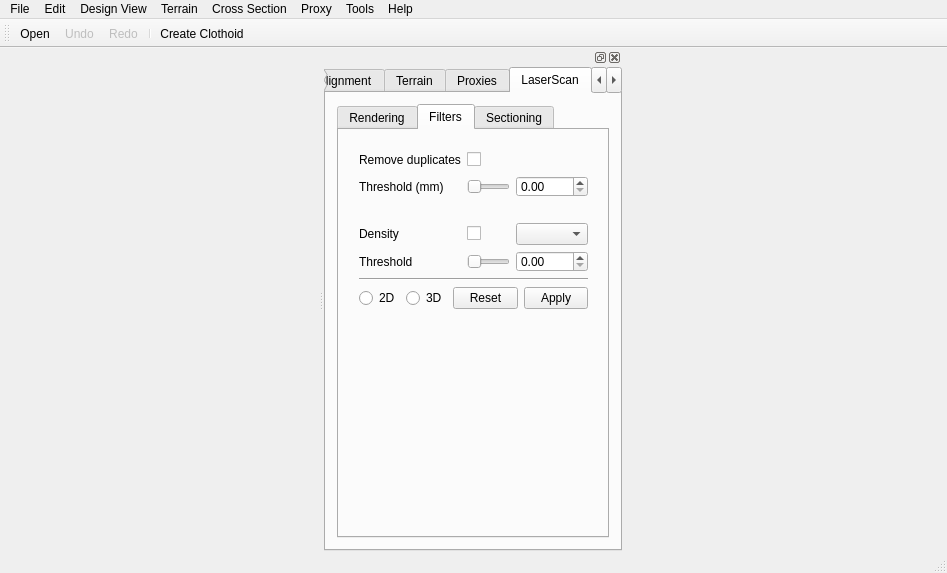
This is src/OpenInfraPlatform/Forms/MainWindow.ui in tumcms/Open-Infra-Platform as Qt 5 draws it before an edit. The edited form follows.
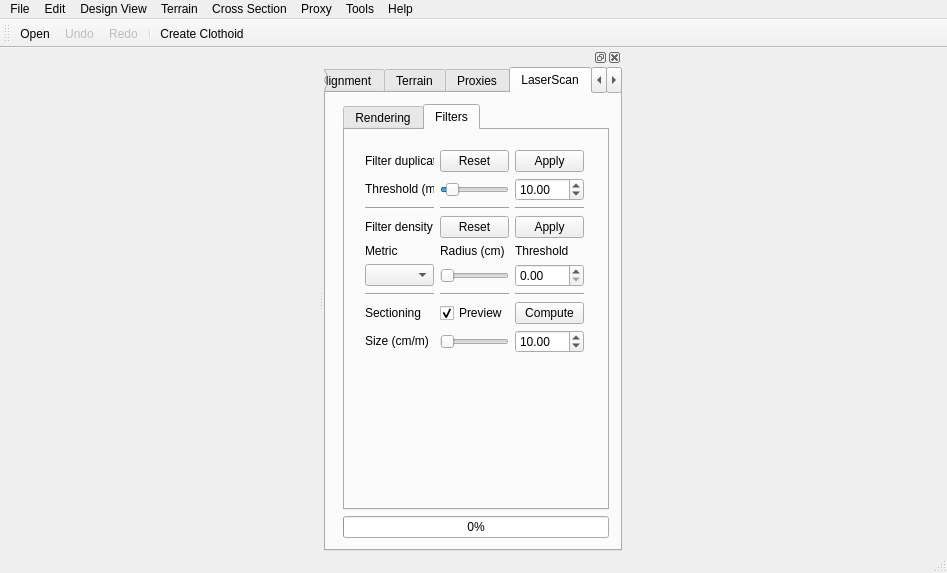
This is the edited form. The open tabs and pages were chosen to show the change. Icons and pictures are not drawn.

Commit message: Added point cloud filtering and integrated it into the UI.

What changed in the file:
```diff
--- a/src/OpenInfraPlatform/Forms/MainWindow.ui
+++ b/src/OpenInfraPlatform/Forms/MainWindow.ui
@@ -176,7 +176,7 @@
       <property name="fieldGrowthPolicy">
        <enum>QFormLayout::AllNonFixedFieldsGrow</enum>
       </property>
-      <item row="4" column="0" colspan="2">
+      <item row="3" column="1">
        <widget class="QTabWidget" name="tabPointCloudProcessing">
         <property name="sizePolicy">
          <sizepolicy hsizetype="Expanding" vsizetype="Expanding">
@@ -384,110 +384,135 @@
            <rect>
             <x>9</x>
             <y>9</y>
-            <width>251</width>
-            <height>181</height>
+            <width>241</width>
+            <height>331</height>
            </rect>
           </property>
           <layout class="QVBoxLayout" name="verticalLayout_3">
            <item>
             <layout class="QGridLayout" name="gridLayout_6">
-             <item row="4" column="0">
-              <widget class="QLabel" name="labelFilterDensityThreshold">
+             <item row="7" column="0">
+              <widget class="QLabel" name="label">
                <property name="sizePolicy">
-                <sizepolicy hsizetype="Preferred" vsizetype="Minimum">
+                <sizepolicy hsizetype="Preferred" vsizetype="Fixed">
                  <horstretch>0</horstretch>
                  <verstretch>0</verstretch>
                 </sizepolicy>
                </property>
                <property name="text">
-                <string>Threshold</string>
+                <string>Sectioning</string>
+               </property>
+              </widget>
+             </item>
+             <item row="7" column="1">
+              <widget class="QCheckBox" name="checkBoxPreview">
+               <property name="text">
+                <string>Preview</string>
+               </property>
+               <property name="checked">
+                <bool>true</bool>
+               </property>
+              </widget>
+             </item>
+             <item row="7" column="2">
+              <widget class="QPushButton" name="pushButtonCalculateSections">
+               <property name="text">
+                <string>Compute</string>
+               </property>
+              </widget>
+             </item>
+             <item row="3" column="2">
+              <widget class="QPushButton" name="pushButtonApplyDensityFilter">
+               <property name="text">
+                <string>Apply</string>
+               </property>
+              </widget>
+             </item>
+             <item row="3" column="1">
+              <widget class="QPushButton" name="pushButtonResetDensityFilter">
+               <property name="text">
+                <string>Reset</string>
+               </property>
+              </widget>
+             </item>
+             <item row="5" column="0">
+              <widget class="QComboBox" name="comboBoxFilterDensityMetric">
+               <property name="sizePolicy">
+                <sizepolicy hsizetype="Minimum" vsizetype="Fixed">
+                 <horstretch>0</horstretch>
+                 <verstretch>0</verstretch>
+                </sizepolicy>
+               </property>
+               <property name="currentText">
+                <string/>
+               </property>
+              </widget>
+             </item>
+             <item row="0" column="2">
+              <widget class="QPushButton" name="pushButtonApplyDuplicateFilter">
+               <property name="text">
+                <string>Apply</string>
                </property>
               </widget>
              </item>
              <item row="0" column="0">
               <widget class="QLabel" name="labelRemoveDuplicatePoints">
                <property name="sizePolicy">
-                <sizepolicy hsizetype="Preferred" vsizetype="Minimum">
+                <sizepolicy hsizetype="Minimum" vsizetype="Minimum">
                  <horstretch>0</horstretch>
                  <verstretch>0</verstretch>
                 </sizepolicy>
                </property>
                <property name="text">
-                <string>Remove duplicates</string>
+                <string>Filter duplicates</string>
+               </property>
+              </widget>
+             </item>
+             <item row="1" column="0">
+              <widget class="QLabel" name="labelRemoveDuplicatesThreshold">
+               <property name="sizePolicy">
+                <sizepolicy hsizetype="Minimum" vsizetype="Fixed">
+                 <horstretch>0</horstretch>
+                 <verstretch>0</verstretch>
+                </sizepolicy>
+               </property>
+               <property name="text">
+                <string>Threshold (mm)</string>
                </property>
               </widget>
              </item>
              <item row="3" column="0">
               <widget class="QLabel" name="labelFilterDensity">
                <property name="sizePolicy">
-                <sizepolicy hsizetype="Preferred" vsizetype="Minimum">
+                <sizepolicy hsizetype="Minimum" vsizetype="Minimum">
                  <horstretch>0</horstretch>
                  <verstretch>0</verstretch>
                 </sizepolicy>
                </property>
                <property name="text">
-                <string>Density</string>
+                <string>Filter density</string>
                </property>
               </widget>
              </item>
              <item row="1" column="1">
               <widget class="QSlider" name="horizontalSliderRemoveDuplicatesThreshold">
-               <property name="orientation">
-                <enum>Qt::Horizontal</enum>
+               <property name="value">
+                <number>10</number>
                </property>
-              </widget>
-             </item>
-             <item row="0" column="2">
-              <spacer name="horizontalSpacer_2">
                <property name="orientation">
                 <enum>Qt::Horizontal</enum>
-               </property>
-               <property name="sizeType">
-                <enum>QSizePolicy::Minimum</enum>
-               </property>
-               <property name="sizeHint" stdset="0">
-                <size>
-                 <width>40</width>
-                 <height>20</height>
-                </size>
-               </property>
-              </spacer>
-             </item>
-             <item row="1" column="0">
-              <widget class="QLabel" name="labelRemoveDuplicatesThreshold">
-               <property name="sizePolicy">
-                <sizepolicy hsizetype="Minimum" vsizetype="Minimum">
-                 <horstretch>0</horstretch>
-                 <verstretch>0</verstretch>
-                </sizepolicy>
-               </property>
-               <property name="text">
-                <string>Threshold (mm)</string>
                </property>
               </widget>
              </item>
              <item row="0" column="1">
-              <widget class="QCheckBox" name="checkBoxRemoveDuplicates">
-               <property name="enabled">
-                <bool>true</bool>
-               </property>
-               <property name="contextMenuPolicy">
-                <enum>Qt::NoContextMenu</enum>
-               </property>
+              <widget class="QPushButton" name="pushButtonResetDuplicatesFilter">
                <property name="text">
-                <string/>
+                <string>Reset</string>
                </property>
               </widget>
              </item>
-             <item row="3" column="1">
-              <widget class="QCheckBox" name="checkBoxFilterDensity">
-               <property name="text">
-                <string/>
-               </property>
-              </widget>
-             </item>
-             <item row="4" column="1">
-              <widget class="QSlider" name="horizontalSliderFilterDensityThreshold">
+             <item row="5" column="1">
+              <widget class="QSlider" name="horizontalSliderFilterDensityKernelRadius">
                <property name="orientation">
                 <enum>Qt::Horizontal</enum>
                </property>
@@ -496,166 +521,14 @@
                </property>
               </widget>
              </item>
-             <item row="1" column="2">
-              <widget class="QDoubleSpinBox" name="doubleSpinBoxRemoveDuplicatesThreshold"/>
-             </item>
-             <item row="4" column="2">
+             <item row="5" column="2">
               <widget class="QDoubleSpinBox" name="doubleSpinBoxFilterDensityThreshold"/>
              </item>
-             <item row="3" column="2">
-              <widget class="QComboBox" name="comboBoxFilterDensityMetric">
-               <property name="sizePolicy">
-                <sizepolicy hsizetype="Minimum" vsizetype="Fixed">
-                 <horstretch>0</horstretch>
-                 <verstretch>0</verstretch>
-                </sizepolicy>
-               </property>
-              </widget>
-             </item>
-             <item row="2" column="2">
-              <spacer name="verticalSpacer_4">
-               <property name="orientation">
-                <enum>Qt::Vertical</enum>
-               </property>
-               <property name="sizeType">
-                <enum>QSizePolicy::Fixed</enum>
-               </property>
-               <property name="sizeHint" stdset="0">
-                <size>
-                 <width>10</width>
-                 <height>20</height>
-                </size>
-               </property>
-              </spacer>
-             </item>
-             <item row="2" column="1">
-              <spacer name="verticalSpacer_2">
-               <property name="orientation">
-                <enum>Qt::Vertical</enum>
-               </property>
-               <property name="sizeType">
-                <enum>QSizePolicy::Fixed</enum>
-               </property>
-               <property name="sizeHint" stdset="0">
-                <size>
-                 <width>10</width>
-                 <height>20</height>
-                </size>
-               </property>
-              </spacer>
-             </item>
-             <item row="2" column="0">
-              <spacer name="verticalSpacer_3">
-               <property name="orientation">
-                <enum>Qt::Vertical</enum>
-               </property>
-               <property name="sizeType">
-                <enum>QSizePolicy::Fixed</enum>
-               </property>
-               <property name="sizeHint" stdset="0">
-                <size>
-                 <width>10</width>
-                 <height>20</height>
-                </size>
-               </property>
-              </spacer>
-             </item>
-            </layout>
-           </item>
-           <item>
-            <widget class="Line" name="line_2">
-             <property name="orientation">
-              <enum>Qt::Horizontal</enum>
-             </property>
-            </widget>
-           </item>
-           <item>
-            <layout class="QHBoxLayout" name="horizontalLayout_4">
-             <item>
-              <widget class="QRadioButton" name="radioButtonFilter2D">
-               <property name="toolTip">
-                <string>&lt;html&gt;&lt;head/&gt;&lt;body&gt;&lt;p&gt;Apply filters to 2D sections.&lt;/p&gt;&lt;/body&gt;&lt;/html&gt;</string>
-               </property>
-               <property name="locale">
-                <locale language="English" country="UnitedKingdom"/>
-               </property>
-               <property name="text">
-                <string>2D</string>
-               </property>
-              </widget>
-             </item>
-             <item>
-              <widget class="QRadioButton" name="radioButtonFilter3D">
-               <property name="text">
-                <string>3D</string>
-               </property>
-              </widget>
-             </item>
-             <item>
-              <widget class="QPushButton" name="pushButtonResetFilter">
-               <property name="text">
-                <string>Reset</string>
-               </property>
-              </widget>
-             </item>
-             <item>
-              <widget class="QPushButton" name="pushButtonApplyFilters">
-               <property name="text">
-                <string>Apply</string>
-               </property>
-              </widget>
-             </item>
-            </layout>
-           </item>
-          </layout>
-         </widget>
-        </widget>
-        <widget class="QWidget" name="tabSectioning">
-         <attribute name="title">
-          <string>Sectioning</string>
-         </attribute>
-         <widget class="QWidget" name="verticalLayoutWidget_2">
-          <property name="geometry">
-           <rect>
-            <x>9</x>
-            <y>9</y>
-            <width>251</width>
-            <height>71</height>
-           </rect>
-          </property>
-          <layout class="QVBoxLayout" name="verticalLayout_4">
-           <item>
-            <layout class="QHBoxLayout" name="horizontalLayout_3">
-             <item>
-              <widget class="QCheckBox" name="checkBoxPreview">
-               <property name="text">
-                <string>Preview</string>
-               </property>
-               <property name="checked">
-                <bool>true</bool>
-               </property>
-              </widget>
-             </item>
-             <item>
-              <widget class="QPushButton" name="pushButtonCalculateSections">
-               <property name="text">
-                <string>Compute</string>
-               </property>
-              </widget>
-             </item>
-            </layout>
-           </item>
-           <item>
-            <layout class="QHBoxLayout" name="horizontalLayout_2">
-             <item>
-              <widget class="QLabel" name="labelSectionSize">
-               <property name="text">
-                <string>Size (cm)</string>
-               </property>
-              </widget>
-             </item>
-             <item>
+             <item row="8" column="1">
               <widget class="QSlider" name="horizontalSliderSectionSize">
+               <property name="minimum">
+                <number>1</number>
+               </property>
                <property name="maximum">
                 <number>1000</number>
                </property>
@@ -667,8 +540,38 @@
                </property>
               </widget>
              </item>
-             <item>
+             <item row="1" column="2">
+              <widget class="QDoubleSpinBox" name="doubleSpinBoxRemoveDuplicatesThreshold">
+               <property name="value">
+                <double>10.000000000000000</double>
+               </property>
+              </widget>
+             </item>
+             <item row="8" column="0">
+              <widget class="QLabel" name="labelSectionSize">
+               <property name="sizePolicy">
+                <sizepolicy hsizetype="Preferred" vsizetype="Fixed">
+                 <horstretch>0</horstretch>
+                 <verstretch>0</verstretch>
+                </sizepolicy>
+               </property>
+               <property name="text">
+                <string>Size (cm/m)</string>
+               </property>
+              </widget>
+             </item>
+             <item row="6" column="2">
+              <widget class="Line" name="line_4">
+               <property name="orientation">
+                <enum>Qt::Horizontal</enum>
+               </property>
+              </widget>
+             </item>
+             <item row="8" column="2">
               <widget class="QDoubleSpinBox" name="doubleSpinBoxSectionSize">
+               <property name="minimum">
+                <double>1.000000000000000</double>
+               </property>
                <property name="maximum">
                 <double>1000.000000000000000</double>
                </property>
@@ -680,13 +583,125 @@
                </property>
               </widget>
              </item>
+             <item row="6" column="1">
+              <widget class="Line" name="line_3">
+               <property name="orientation">
+                <enum>Qt::Horizontal</enum>
+               </property>
+              </widget>
+             </item>
+             <item row="6" column="0">
+              <widget class="Line" name="line_2">
+               <property name="sizePolicy">
+                <sizepolicy hsizetype="Minimum" vsizetype="Fixed">
+                 <horstretch>0</horstretch>
+                 <verstretch>0</verstretch>
+                </sizepolicy>
+               </property>
+               <property name="orientation">
+                <enum>Qt::Horizontal</enum>
+               </property>
+              </widget>
+             </item>
+             <item row="2" column="1">
+              <widget class="Line" name="line_6">
+               <property name="orientation">
+                <enum>Qt::Horizontal</enum>
+               </property>
+              </widget>
+             </item>
+             <item row="2" column="2">
+              <widget class="Line" name="line_7">
+               <property name="orientation">
+                <enum>Qt::Horizontal</enum>
+               </property>
+              </widget>
+             </item>
+             <item row="2" column="0">
+              <widget class="Line" name="line_5">
+               <property name="orientation">
+                <enum>Qt::Horizontal</enum>
+               </property>
+              </widget>
+             </item>
+             <item row="4" column="0">
+              <widget class="QLabel" name="label_3">
+               <property name="sizePolicy">
+                <sizepolicy hsizetype="Preferred" vsizetype="Fixed">
+                 <horstretch>0</horstretch>
+                 <verstretch>0</verstretch>
+                </sizepolicy>
+               </property>
+               <property name="text">
+                <string>Metric</string>
+               </property>
+              </widget>
+             </item>
+             <item row="4" column="2">
+              <widget class="QLabel" name="label_4">
+               <property name="sizePolicy">
+                <sizepolicy hsizetype="Preferred" vsizetype="Fixed">
+                 <horstretch>0</horstretch>
+                 <verstretch>0</verstretch>
+                </sizepolicy>
+               </property>
+               <property name="text">
+                <string>Threshold</string>
+               </property>
+              </widget>
+             </item>
+             <item row="4" column="1">
+              <widget class="QLabel" name="label_5">
+               <property name="sizePolicy">
+                <sizepolicy hsizetype="Preferred" vsizetype="Fixed">
+                 <horstretch>0</horstretch>
+                 <verstretch>0</verstretch>
+                </sizepolicy>
+               </property>
+               <property name="text">
+                <string>Radius (cm)</string>
+               </property>
+              </widget>
+             </item>
             </layout>
            </item>
+           <item>
+            <spacer name="verticalSpacer_2">
+             <property name="orientation">
+              <enum>Qt::Vertical</enum>
+             </property>
+             <property name="sizeHint" stdset="0">
+              <size>
+               <width>20</width>
+               <height>40</height>
+              </size>
+             </property>
+            </spacer>
+           </item>
           </layout>
          </widget>
         </widget>
        </widget>
       </item>
+      <item row="4" column="1">
+       <widget class="QProgressBar" name="progressBarPointCloudProcessing">
+        <property name="enabled">
+         <bool>true</bool>
+        </property>
+        <property name="sizePolicy">
+         <sizepolicy hsizetype="Preferred" vsizetype="Fixed">
+          <horstretch>0</horstretch>
+          <verstretch>0</verstretch>
+         </sizepolicy>
+        </property>
+        <property name="value">
+         <number>0</number>
+        </property>
+        <property name="alignment">
+         <set>Qt::AlignCenter</set>
+        </property>
+       </widget>
+      </item>
      </layout>
     </widget>
     <widget class="QWidget" name="tabMap">
```
Left out of the diff: 6 changed lines with no effect on the pictures. The commit also changes 11 other files.
